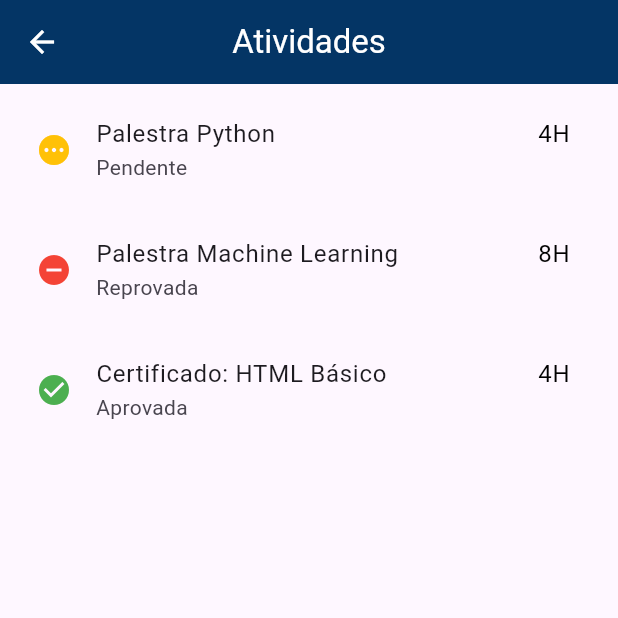
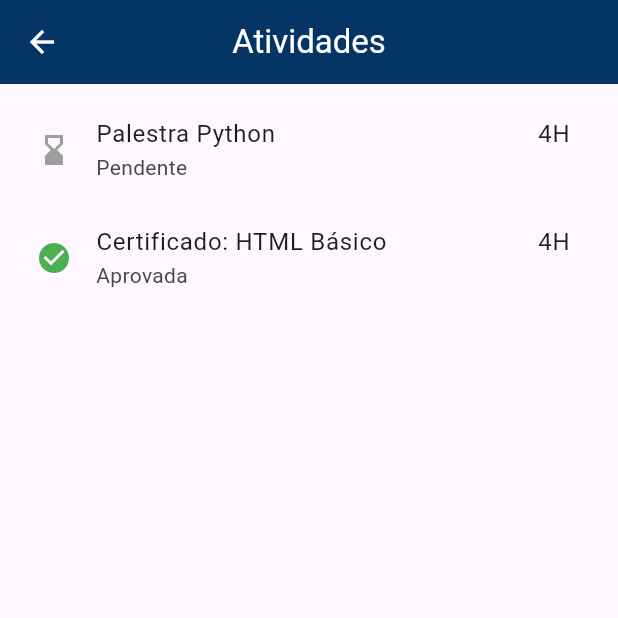
Before and after one commit to GabrielTurri/ac-smart-mobile, a Flutter app: the screen it shows after launch, after a tap on "Reprovadas", on a phone screen of 412 x 824 dp, the top half of it. Run offline on Flutter 3.47's test engine with Material 3 defaults, Android fonts, the phone set to English and light mode, and no system bars; our stand-ins replace go_router.

Commit message:
mostrando corretamente as atividades reprovadas e não reprovadas

```diff
--- a/lib/models/activity.dart
+++ b/lib/models/activity.dart
@@ -22,7 +22,7 @@ class Activity {
   // }
 }
 
-get atividades => _atividades;
+List<Activity> get atividades => _atividades;
 
 final List<Activity> _atividades = [
   Activity(id: 1, descricao: 'Palestra Python', horasSolicitadas: 4),
@@ -37,6 +37,6 @@ final List<Activity> _atividades = [
       horasSolicitadas: 4,
       status: 'Aprovada'),
 ];
-Activity ConsultarAtividade(index) {
+Activity consultarAtividade(index) {
   return atividades[index];
 }
--- a/lib/pages/activities.dart
+++ b/lib/pages/activities.dart
@@ -1,4 +1,3 @@
-import 'package:ac_smart/models/activity.dart';
 import 'package:ac_smart/pages/ui/activity_container.dart';
 import 'package:ac_smart/pages/ui/app_bar.dart';
 import 'package:flutter/material.dart';
@@ -8,27 +7,18 @@ class Activities extends StatelessWidget {
 
   @override
   Widget build(BuildContext context) {
-    int qtdAtividades = atividades.length;
-
     return Scaffold(
       appBar: const ACSmartAppBar(
         title: 'Atividades',
       ),
       body: SingleChildScrollView(
         // height: MediaQuery.of(context).size.width * 0.80,
-        scrollDirection: Axis.vertical,
         child: Column(
           children: [
             Container(
               width: double.infinity,
               padding: const EdgeInsets.all(8),
-              child: Column(
-                spacing: 8,
-                children: List<Widget>.generate(
-                  qtdAtividades,
-                  (index) => ActivityContainer(index),
-                ),
-              ),
+              child: const ActivityList(),
             ),
           ],
         ),
--- a/lib/pages/home_page.dart
+++ b/lib/pages/home_page.dart
@@ -1,3 +1,4 @@
+import 'package:ac_smart/models/activity.dart';
 import 'package:ac_smart/pages/activities.dart';
 import 'package:ac_smart/pages/dashboard.dart';
 import 'package:ac_smart/pages/reproved_activities.dart';
@@ -25,20 +26,26 @@ class _HomePageState extends State<HomePage> {
 
   @override
   Widget build(BuildContext context) {
-    const destinationsList = [
-      NavigationDestination(
+    final destinationsList = [
+      const NavigationDestination(
         icon: Icon(Icons.dashboard_outlined, color: Colors.white),
         selectedIcon: Icon(Icons.dashboard, color: Colors.white),
         label: 'Dashboard',
       ),
-      NavigationDestination(
+      const NavigationDestination(
         icon: Icon(Icons.view_list_outlined, color: Colors.white),
         selectedIcon: Icon(Icons.view_list, color: Colors.white),
         label: 'Minhas ACs',
       ),
       NavigationDestination(
-        icon: Icon(Icons.cancel_schedule_send_outlined, color: Colors.white),
-        selectedIcon: Icon(Icons.cancel_schedule_send, color: Colors.white),
+        icon: Badge.count(
+          count: atividades.where((a) => a.status == "Reprovada").length,
+          backgroundColor: const Color(0xffFF9432),
+          child: const Icon(Icons.cancel_schedule_send_outlined,
+              color: Colors.white),
+        ),
+        selectedIcon:
+            const Icon(Icons.cancel_schedule_send, color: Colors.white),
         label: 'Reprovadas',
       ),
     ];
--- a/lib/pages/reproved_activities.dart
+++ b/lib/pages/reproved_activities.dart
@@ -4,12 +4,10 @@ import 'package:ac_smart/pages/ui/app_bar.dart';
 import 'package:flutter/material.dart';
 
 class ReprovedActivities extends StatelessWidget {
-  final int currentSelectedNavigation = 1;
   const ReprovedActivities({super.key, int? currentSelectedNavigation});
 
   @override
   Widget build(BuildContext context) {
-    int qtdAtividades = atividades.length;
     return Scaffold(
       appBar: const ACSmartAppBar(title: 'Reprovadas'),
       body: SingleChildScrollView(
@@ -18,17 +16,10 @@ class ReprovedActivities extends StatelessWidget {
             Container(
               width: double.infinity,
               padding: const EdgeInsets.all(8),
-              child: Column(
-                spacing: 8,
-                children: List<Widget>.generate(
-                  qtdAtividades,
-                  (index) => ActivityContainer(
-                    index,
-                    isReproved: true,
-                  ),
-                ),
+              child: const ActivityList(
+                isReproved: true,
               ),
-            )
+            ),
           ],
         ),
       ),
--- a/lib/pages/ui/activity_container.dart
+++ b/lib/pages/ui/activity_container.dart
@@ -2,50 +2,66 @@ import 'package:ac_smart/models/activity.dart';
 import 'package:flutter/material.dart';
 import 'package:go_router/go_router.dart';
 
-class ActivityContainer extends StatelessWidget {
-  const ActivityContainer(
-    this.idAtividade, {
-    super.key,
-    this.isReproved = false,
-  });
+class ActivityList extends StatelessWidget {
+  const ActivityList({super.key, this.isReproved = false});
   final bool isReproved;
-  final int idAtividade;
 
   @override
   Widget build(BuildContext context) {
-    Activity atividade = ConsultarAtividade(idAtividade);
+    final listaAtividades = (isReproved)
+        ? atividades.where((a) => a.status == "Reprovada").toList()
+        : atividades.where((a) => a.status != "Reprovada").toList();
 
-    // List<Activity> atividades = [];
-    // for (var i = 0; i < atividadeController.atividades.length; i++) {
-    //   atividades.add(atividadeController.ConsultarAtividade(i));
-    // }
+    return Container(
+      height: 500,
+      width: 500,
+      child: ListView.builder(
+        itemCount: listaAtividades.length,
+        itemBuilder: (context, index) {
+          return ActivityContainer(listaAtividades[index],
+              isReproved: isReproved);
+        },
+      ),
+    );
+  }
+}
 
-    Icon tileIcon = const Icon(
-      Icons.pending,
-      color: Colors.grey,
-    );
+class ActivityContainer extends StatelessWidget {
+  final bool isReproved;
+  final Activity atividade;
 
-    switch (atividade.status) {
-      case 'Aprovada':
-        tileIcon = const Icon(
-          Icons.check_circle,
-          color: Colors.green,
-        );
-        break;
-      case 'Pendente':
-        tileIcon = const Icon(
-          Icons.pending,
-          color: Colors.amber,
-        );
-        break;
-      case 'Reprovada':
-        tileIcon = const Icon(
-          Icons.remove_circle,
-          color: Colors.red,
-        );
-        break;
-    }
+  const ActivityContainer(this.atividade, {super.key, this.isReproved = false});
 
+  @override
+  Widget build(BuildContext context) {
+    Icon tileIcon = (atividade.status == 'Aprovada')
+        ? const Icon(
+            Icons.check_circle,
+            color: Colors.green,
+          )
+        : const Icon(
+            Icons.hourglass_bottom,
+            color: Colors.grey,
+          );
+
+    return (!isReproved)
+        ? ActivityTile(tileIcon: tileIcon, atividade: atividade)
+        : ReprovedActivityTile(atividade: atividade);
+  }
+}
+
+class ActivityTile extends StatelessWidget {
+  const ActivityTile({
+    super.key,
+    required this.tileIcon,
+    required this.atividade,
+  });
+
+  final Icon tileIcon;
+  final Activity atividade;
+
+  @override
+  Widget build(BuildContext context) {
     return ListTile(
       leading: tileIcon,
       onTap: () => context.push('/activities/${atividade.id}'),
@@ -56,46 +72,49 @@ class ActivityContainer extends StatelessWidget {
             atividade.descricao,
             style: const TextStyle(fontSize: 16),
           ),
+          Text('${atividade.horasSolicitadas}H'),
+        ],
+      ),
+      subtitle: Text(atividade.status),
+    );
+  }
+}
+
+class ReprovedActivityTile extends StatelessWidget {
+  const ReprovedActivityTile({
+    super.key,
+    required this.atividade,
+  });
+
+  final Activity atividade;
+
+  @override
+  Widget build(BuildContext context) {
+    return ListTile(
+      leading: const Icon(
+        Icons.cancel,
+        color: Colors.red,
+      ),
+      onTap: () => context.push('/activities/${atividade.id}'),
+      title: Row(
+        mainAxisAlignment: MainAxisAlignment.spaceBetween,
+        children: [
+          Text(
+            atividade.descricao,
+            style: const TextStyle(fontSize: 16),
+          ),
           Text(
             '${atividade.horasSolicitadas}H',
-            style: TextStyle(
-              color: isReproved ? Colors.red : Colors.black,
+            style: const TextStyle(
+              color: Colors.red,
             ),
           ),
         ],
       ),
-      subtitle: Text(atividade.status),
+      subtitle: Text(atividade.status,
+          style: const TextStyle(
+            color: Colors.red,
+          )),
     );
-    // return Container(
-    //   width: double.infinity,
-    //   padding: const EdgeInsets.symmetric(horizontal: 8, vertical: 16),
-    //   decoration: BoxDecoration(
-    //       color: Colors.white,
-    //       border: Border.all(width: 1),
-    //       borderRadius: BorderRadius.circular(8),
-    //       boxShadow: const [
-    //         BoxShadow(
-    //           blurRadius: 0.5,
-    //           offset: Offset(3, 3),
-    //           blurStyle: BlurStyle.solid,
-    //           spreadRadius: 0.2,
-    //         ),
-    //       ]),
-    //   child: Row(
-    //     mainAxisAlignment: MainAxisAlignment.spaceBetween,
-    //     children: [
-    //       Text(
-    //         atividade.descricao,
-    //         style: const TextStyle(fontSize: 16),
-    //       ),
-    //       Text(
-    //         '${atividade.horasSolicitadas}H',
-    //         style: TextStyle(
-    //           color: isReproved ? Colors.red : Colors.black,
-    //         ),
-    //       ),
-    //     ],
-    //   ),
-    // );
   }
 }
--- a/lib/pages/view_model/vm_activities.dart
+++ b/lib/pages/view_model/vm_activities.dart
@@ -3,5 +3,7 @@ import 'package:ac_smart/pages/ui/activity_container.dart';
 
 consultarAtividadeContainer(id) {
   // filtro de reprovado ou não
-  if (atividades[id]) return ActivityContainer(id);
+  // if (atividades[id]){
+  return ActivityContainer(id);
+  // }
 }
```
Also changed, not shown: 4 other files.
